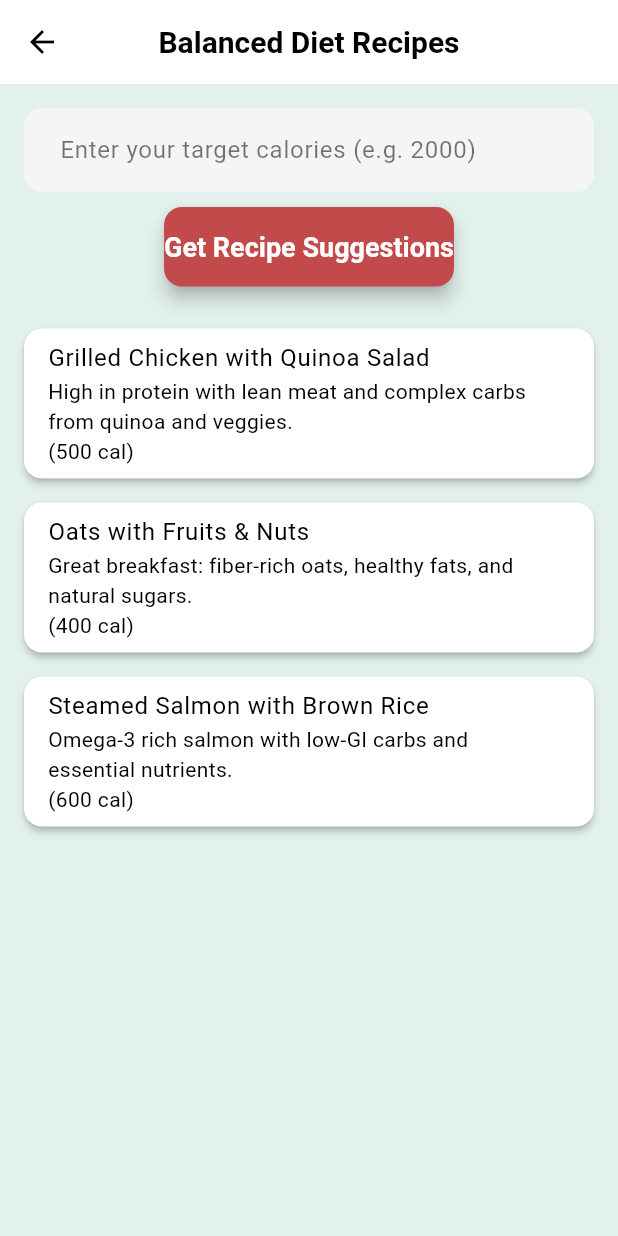
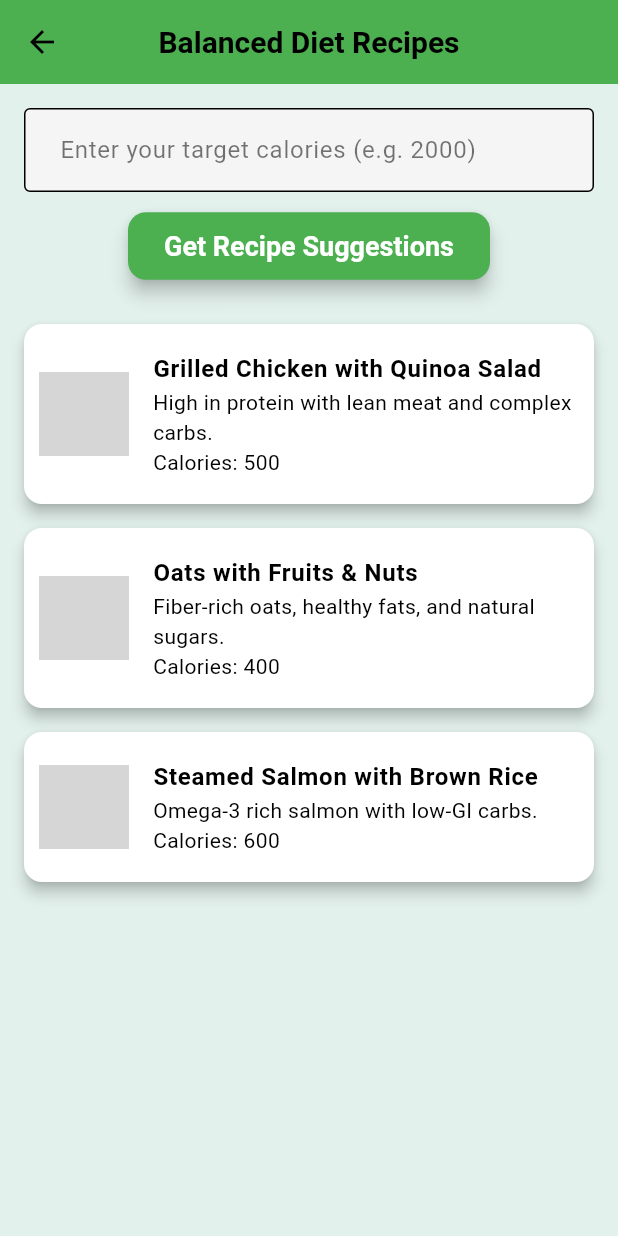
Before and after one commit to Azul-max/tutorial-app-dev, a Flutter app: the RecipeSuggestionPage screen opened by its route, after a tap on "Get Recipe Suggestions", on a phone screen of 412 x 824 dp. Run offline on Flutter 3.47's test engine with Material 3 defaults, Android fonts, the phone set to English and light mode, and no system bars; our stand-ins replace shared_preferences, table_calendar; accounts and stored records are empty; grey boxes are pictures that could not be loaded.

Commit message:
Update RecipeSuggestionPage.dart

```diff
--- a/lib/RecipeSuggestionPage.dart
+++ b/lib/RecipeSuggestionPage.dart
@@ -14,31 +14,67 @@ class _RecipeSuggestionPageState extends State<RecipeSuggestionPage> {
   void _generateRecipes() {
     int target = int.tryParse(_calorieTargetController.text) ?? 2000;
 
-    // Simple logic for balanced macros
+    // Expanded recipe list with images
     List<Map<String, dynamic>> recipes = [
       {
         'title': 'Grilled Chicken with Quinoa Salad',
         'calories': 500,
-        'description':
-            'High in protein with lean meat and complex carbs from quinoa and veggies.',
+        'description': 'High in protein with lean meat and complex carbs.',
+        'image': 'assets/images/Grilled Chicken with Quinoa Salad.jpeg',
       },
       {
         'title': 'Oats with Fruits & Nuts',
         'calories': 400,
-        'description':
-            'Great breakfast: fiber-rich oats, healthy fats, and natural sugars.',
+        'description': 'Fiber-rich oats, healthy fats, and natural sugars.',
+        'image': 'assets/images/Healthy Oatmeal Breakfast Bowl for Busy Mornings.jpeg',
       },
       {
         'title': 'Steamed Salmon with Brown Rice',
         'calories': 600,
-        'description':
-            'Omega-3 rich salmon with low-GI carbs and essential nutrients.',
+        'description': 'Omega-3 rich salmon with low-GI carbs.',
+        'image': 'assets/images/Delicious Savory Salmon Rice Bowl.jpeg',
       },
       {
         'title': 'Tofu Stir Fry with Vegetables',
         'calories': 450,
-        'description':
-            'Plant-based protein and fiber from veggies, low in saturated fat.',
+        'description': 'Plant-based protein and fiber from veggies.',
+        'image': 'assets/images/Easy Vegan Tofu Stir-Fry Recipe with Fresh Veggies.jpeg',
+      },
+      {
+        'title': 'Egg Avocado Toast',
+        'calories': 350,
+        'description': 'Good fats from avocado and protein from eggs.',
+        'image': 'assets/images/Egg Avocado Toast.jpeg',
+      },
+      {
+        'title': 'Greek Yogurt Parfait',
+        'calories': 300,
+        'description': 'Protein-rich yogurt with fruits and granola.',
+        'image': 'assets/images/Greek Yogurt Parfait.jpeg',
+      },
+      {
+        'title': 'Vegetable Soup with Whole Wheat Bread',
+        'calories': 380,
+        'description': 'Low-calorie, warm, and full of fiber.',
+        'image': 'assets/images/Vegetable Soup with Whole Wheat Bread.jpeg',
+      },
+      {
+        'title': 'Chicken Caesar Wrap',
+        'calories': 550,
+        'description': 'Grilled chicken with crisp veggies in a wrap.',
+        'image': 'assets/images/Chicken Caesar Wrap.jpeg',
+      },
+      {
+        'title': 'Shrimp Stir Fry with Broccoli',
+        'calories': 480,
+        'description': 'Lean protein and low-carb greens.',
+        'image': 'assets/images/Shrimp Stir Fry with Broccoli.jpeg',
+      },
+      {
+        'title': 'Baked Sweet Potato with Beans',
+        'calories': 420,
+        'description': 'Complex carbs and fiber-rich beans.',
+        'image': 'assets/images/Baked Sweet Potato with Beans.jpeg',
       },
     ];
 
@@ -53,7 +89,10 @@ class _RecipeSuggestionPageState extends State<RecipeSuggestionPage> {
   @override
   Widget build(BuildContext context) {
     return Scaffold(
-      appBar: AppBar(title: Text('Balanced Diet Recipes')),
+      appBar: AppBar(
+        title: Text('Balanced Diet Recipes'),
+        backgroundColor: Colors.green,
+      ),
       body: Padding(
         padding: const EdgeInsets.all(16.0),
         child: Column(
@@ -63,26 +102,53 @@ class _RecipeSuggestionPageState extends State<RecipeSuggestionPage> {
               keyboardType: TextInputType.number,
               decoration: InputDecoration(
                 labelText: 'Enter your target calories (e.g. 2000)',
+                border: OutlineInputBorder(),
               ),
             ),
-            SizedBox(height: 10),
+            SizedBox(height: 12),
             ElevatedButton(
+              style: ElevatedButton.styleFrom(
+                backgroundColor: Colors.green,
+                padding: EdgeInsets.symmetric(horizontal: 24, vertical: 12),
+              ),
               onPressed: _generateRecipes,
               child: Text('Get Recipe Suggestions'),
             ),
             SizedBox(height: 20),
             Expanded(
               child: _suggestedMeals.isEmpty
-                  ? Text('Enter a calorie target to get recipes.')
+                  ? Center(
+                      child: Text(
+                        'Enter a calorie target to get recipes.',
+                        style: TextStyle(fontSize: 16),
+                      ),
+                    )
                   : ListView.builder(
                       itemCount: _suggestedMeals.length,
                       itemBuilder: (context, index) {
                         final meal = _suggestedMeals[index];
                         return Card(
                           margin: EdgeInsets.symmetric(vertical: 8),
+                          elevation: 4,
                           child: ListTile(
-                            title: Text(meal['title']),
-                            subtitle: Text('${meal['description']} \n(${meal['calories']} cal)'),
+                            contentPadding: EdgeInsets.all(10),
+                            leading: meal['image'] != null
+                                ? ClipRRect(
+                                    borderRadius: BorderRadius.circular(8),
+                                    child: Image.asset(
+                                      meal['image'],
+                                      width: 60,
+                                      height: 60,
+                                      fit: BoxFit.cover,
+                                    ),
+                                  )
+                                : null,
+                            title: Text(meal['title'],
+                                style: TextStyle(
+                                    fontWeight: FontWeight.bold,
+                                    fontSize: 16)),
+                            subtitle: Text(
+                                '${meal['description']}\nCalories: ${meal['calories']}'),
                           ),
                         );
                       },
```
